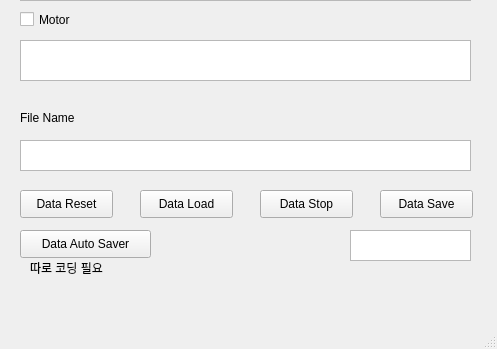
Before: the Qt Designer form UI/Data_save.ui in JHyoonirl/equipment_source, drawn with Qt 5; both pictures show x 0 to 497 and y 180 to 529 of the 497 by 529 pixel window.
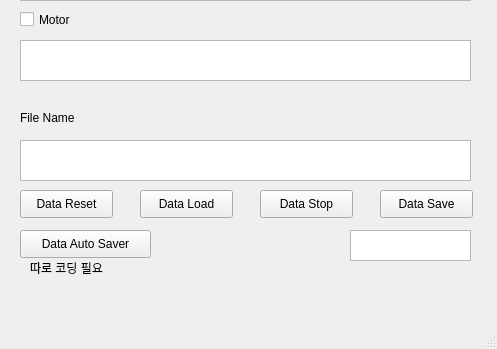
After: the same form once the commit is applied.

The edit to the form file:
```diff
--- a/UI/Data_save.ui
+++ b/UI/Data_save.ui
@@ -197,7 +197,7 @@
       <x>20</x>
       <y>320</y>
       <width>451</width>
-      <height>31</height>
+      <height>41</height>
      </rect>
     </property>
    </widget>
```
